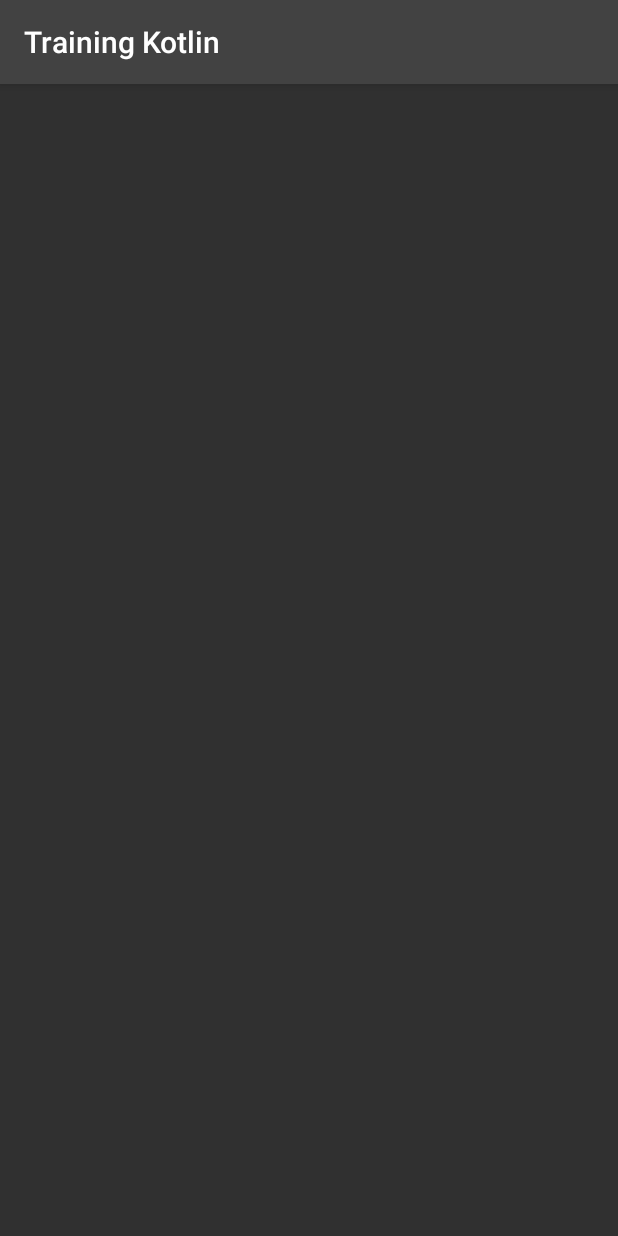
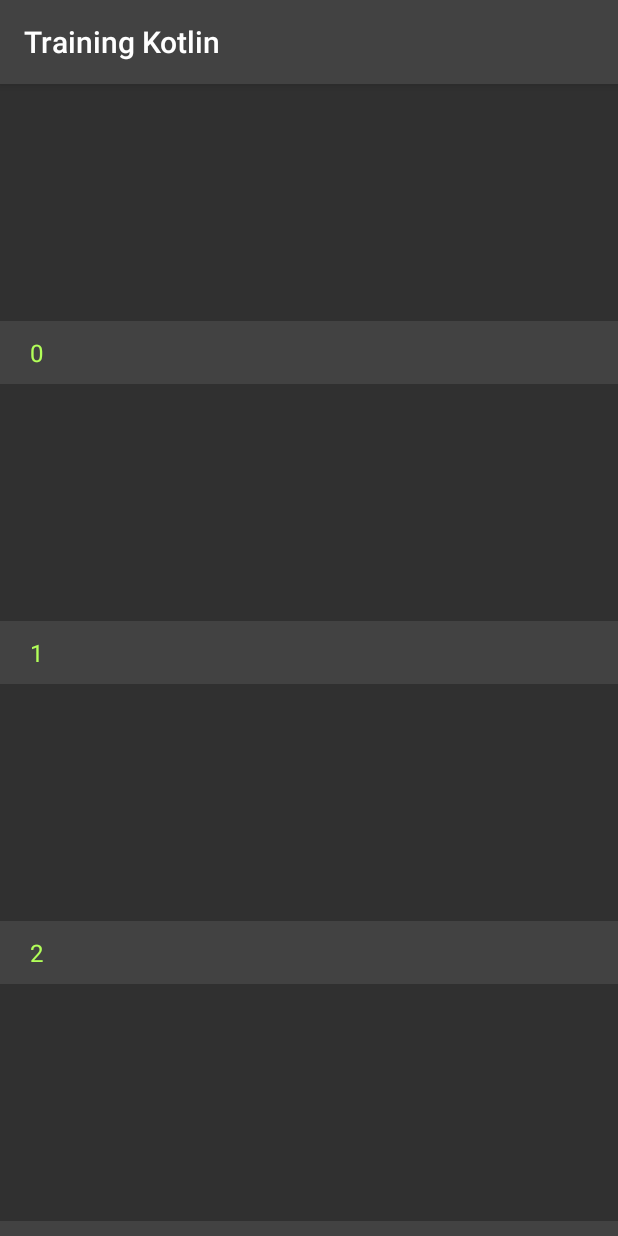
Before and after one commit to stewartcollins7/Android-Training, an Android app: the screen it shows after launch (MainActivity), on a phone screen of 412 x 824 dp. Run offline under Robolectric (Android 15) with nearby library versions, the phone set to English and light mode, and no system bars.

Commit message:
Added recycler view components for list view
Added the recycler adapter class, updated main activity to display the recyler view, just displaying index numbers at the moment

```diff
--- a/app-kotlin/build.gradle
+++ b/app-kotlin/build.gradle
@@ -37,4 +37,6 @@ android {
 dependencies {
   compile 'org.jetbrains.kotlin:kotlin-stdlib:1.1.2'
   compile 'com.android.support:appcompat-v7:25.3.1'
+  compile 'com.android.support:recyclerview-v7:25.3.1'
+
 }
--- a/app-kotlin/src/main/kotlin/au/com/gridstone/training_kotlin/MainActivity.kt
+++ b/app-kotlin/src/main/kotlin/au/com/gridstone/training_kotlin/MainActivity.kt
@@ -2,10 +2,24 @@ package au.com.gridstone.training_kotlin
 
 import android.os.Bundle
 import android.support.v7.app.AppCompatActivity
+import android.support.v7.widget.LinearLayoutManager
+import android.support.v7.widget.RecyclerView
 
 class MainActivity : AppCompatActivity() {
+
+  lateinit var recyclerView: RecyclerView
+  lateinit var listAdapter: RecyclerAdapter
+  lateinit var layoutManager: LinearLayoutManager
+
+
   override fun onCreate(savedInstanceState: Bundle?) {
     super.onCreate(savedInstanceState)
     setContentView(R.layout.activity_main)
+
+    listAdapter = RecyclerAdapter()
+    layoutManager = LinearLayoutManager(this)
+    recyclerView = findViewById(R.id.recycler_view) as RecyclerView
+    recyclerView.layoutManager = layoutManager;
+    recyclerView.adapter = listAdapter
   }
 }
--- /dev/null
+++ b/app-kotlin/src/main/kotlin/au/com/gridstone/training_kotlin/RecyclerAdapter.kt
@@ -0,0 +1,51 @@
+package au.com.gridstone.training_kotlin
+
+import android.support.v7.widget.RecyclerView
+import android.support.v7.widget.RecyclerView.ViewHolder
+import android.view.LayoutInflater
+import android.view.View
+import android.view.ViewGroup
+import android.widget.ImageView
+import android.widget.TextView
+import au.com.gridstone.training_kotlin.RecyclerAdapter.ListImageHolder
+import java.io.Console
+import android.util.Log
+
+/**
+ * Created by Stewart Collins on 30/08/17.
+ */
+
+class RecyclerAdapter : RecyclerView.Adapter<RecyclerAdapter.ListImageHolder>() {
+
+  class ListImageHolder(parent: View) : RecyclerView.ViewHolder(parent) {
+    var itemImage : ImageView
+    var itemTitle : TextView
+
+    init{
+      itemImage = parent.findViewById(R.id.list_image) as ImageView
+      itemTitle = parent.findViewById(R.id.list_title) as TextView
+    }
+  }
+
+  override fun onCreateViewHolder(parent: ViewGroup?, viewType: Int): RecyclerAdapter.ListImageHolder{
+    if(parent != null){
+      val inflatedView : View = LayoutInflater.from(parent.getContext()).inflate(R.layout.recycler_image_list_item, parent, false)
+      return ListImageHolder(inflatedView)
+    }else{
+      Log.v("MY_TRAINING_APP","Null list item ViewGroup")
+      throw NullPointerException()
+    }
+  }
+
+  override fun onBindViewHolder(holder: RecyclerAdapter.ListImageHolder?, position: Int) {
+    if(holder != null){
+      holder.itemTitle.setText(position.toString())
+      //holder.itemImage.setImageResource()
+    }
+  }
+
+  override fun getItemCount(): Int {
+    return 20;
+  }
+
+}
--- a/app-kotlin/src/main/res/layout/activity_main.xml
+++ b/app-kotlin/src/main/res/layout/activity_main.xml
@@ -1,9 +1,16 @@
 <?xml version="1.0" encoding="utf-8"?>
-<FrameLayout
+<LinearLayout
     xmlns:android="http://schemas.android.com/apk/res/android"
     android:id="@+id/main_layout"
     android:layout_width="match_parent"
     android:layout_height="match_parent"
     >
 
-</FrameLayout>
+  <android.support.v7.widget.RecyclerView
+      android:id="@+id/recycler_view"
+      xmlns:android="http://schemas.android.com/apk/res/android"
+      android:layout_width="match_parent"
+      android:layout_height="match_parent"
+      android:orientation="vertical"/>
+
+</LinearLayout>
--- /dev/null
+++ b/app-kotlin/src/main/res/layout/recycler_image_list_item.xml
@@ -0,0 +1,31 @@
+<?xml version="1.0" encoding="utf-8"?>
+<FrameLayout
+    xmlns:android="http://schemas.android.com/apk/res/android"
+    xmlns:tools="http://schemas.android.com/tools"
+    android:orientation="vertical"
+    android:layout_width="match_parent"
+    android:layout_height="wrap_content">
+
+  <ImageView
+      android:id="@+id/list_image"
+      android:layout_height="200dp"
+      android:layout_width="match_parent"
+      android:scaleType="centerCrop"
+      tools:src="@drawable/testimage"
+  />
+
+  <TextView
+      android:id="@+id/list_title"
+      android:layout_width="match_parent"
+      android:layout_height="wrap_content"
+      android:layout_gravity="bottom"
+      android:background="@color/colorPrimary"
+      android:textColor="@color/colorAccent"
+      android:textSize="16dp"
+      android:paddingLeft="20dp"
+      android:paddingTop="10dp"
+      android:paddingBottom="10dp"
+      tools:text="Test text here"
+
+      />
+</FrameLayout>
```
Also changed, not shown: app-kotlin/src/main/res/drawable/testimage.png (added).
